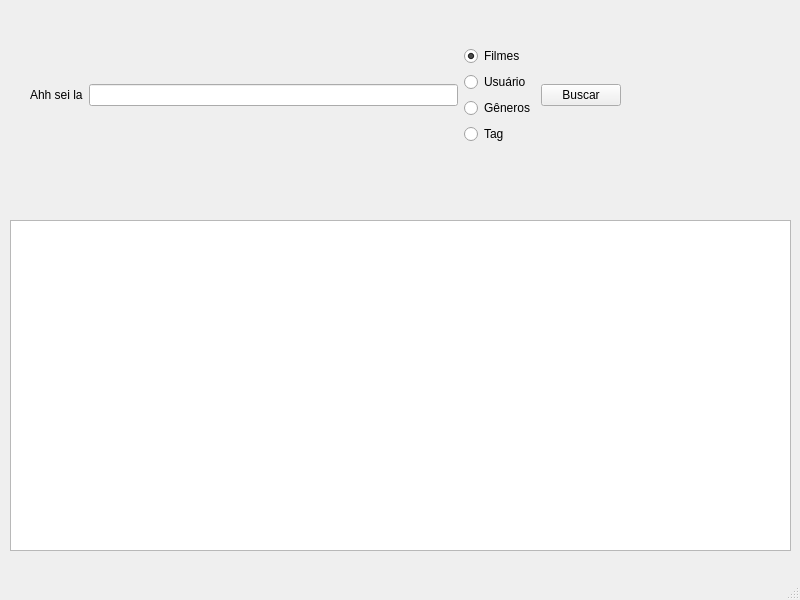
This is src/mainwindow.ui in fernandozanutto/trabfinal_cpd as Qt 5 draws it before an edit. The edited form follows.
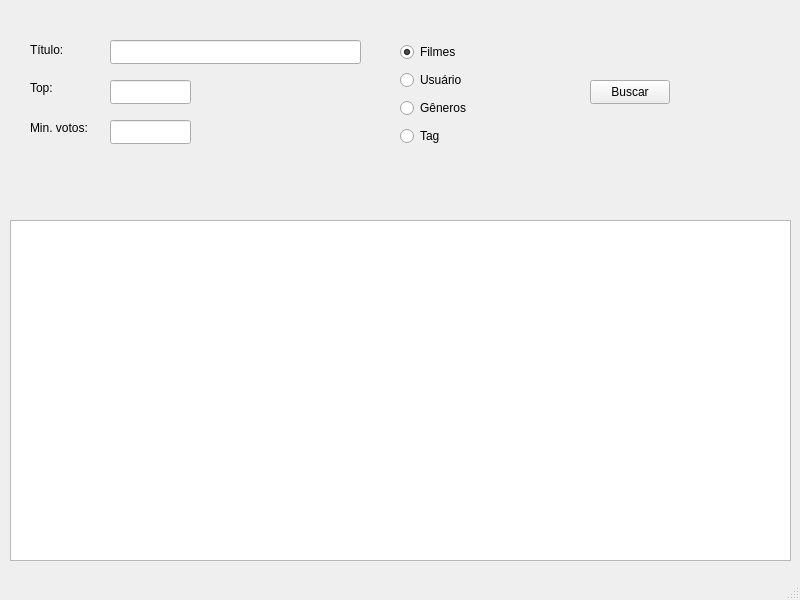
This is the edited form.

Commit message: GUI etc etc

```diff
--- a/src/mainwindow.ui
+++ b/src/mainwindow.ui
@@ -20,7 +20,7 @@
       <x>10</x>
       <y>220</y>
       <width>781</width>
-      <height>331</height>
+      <height>341</height>
      </rect>
     </property>
     <property name="minimumSize">
@@ -39,27 +39,15 @@
      <bool>true</bool>
     </property>
    </widget>
-   <widget class="QWidget" name="">
+   <widget class="QWidget" name="layoutWidget">
     <property name="geometry">
      <rect>
-      <x>30</x>
+      <x>400</x>
       <y>40</y>
-      <width>591</width>
-      <height>110</height>
+      <width>77</width>
+      <height>108</height>
      </rect>
     </property>
-    <layout class="QGridLayout" name="gridLayout">
-     <item row="0" column="0">
-      <widget class="QLabel" name="label">
-       <property name="text">
-        <string>Ahh sei la</string>
-       </property>
-      </widget>
-     </item>
-     <item row="0" column="1">
-      <widget class="QLineEdit" name="lineEdit"/>
-     </item>
-     <item row="0" column="2">
       <layout class="QVBoxLayout" name="verticalLayout">
        <item>
         <widget class="QRadioButton" name="radioButton_3">
@@ -93,15 +81,88 @@
         </widget>
        </item>
       </layout>
-     </item>
-     <item row="0" column="3">
+   </widget>
       <widget class="QPushButton" name="pushButton">
+    <property name="geometry">
+     <rect>
+      <x>590</x>
+      <y>80</y>
+      <width>80</width>
+      <height>24</height>
+     </rect>
+    </property>
        <property name="text">
         <string>Buscar</string>
        </property>
       </widget>
-     </item>
-    </layout>
+   <widget class="QLabel" name="label">
+    <property name="geometry">
+     <rect>
+      <x>30</x>
+      <y>42</y>
+      <width>71</width>
+      <height>16</height>
+     </rect>
+    </property>
+    <property name="text">
+     <string>Título:</string>
+    </property>
+   </widget>
+   <widget class="QLineEdit" name="lineEdit">
+    <property name="geometry">
+     <rect>
+      <x>110</x>
+      <y>40</y>
+      <width>251</width>
+      <height>24</height>
+     </rect>
+    </property>
+   </widget>
+   <widget class="QLabel" name="label_2">
+    <property name="geometry">
+     <rect>
+      <x>30</x>
+      <y>80</y>
+      <width>26</width>
+      <height>16</height>
+     </rect>
+    </property>
+    <property name="text">
+     <string>Top:</string>
+    </property>
+   </widget>
+   <widget class="QLineEdit" name="lineEdit_2">
+    <property name="geometry">
+     <rect>
+      <x>110</x>
+      <y>80</y>
+      <width>81</width>
+      <height>24</height>
+     </rect>
+    </property>
+   </widget>
+   <widget class="QLabel" name="label_3">
+    <property name="geometry">
+     <rect>
+      <x>30</x>
+      <y>120</y>
+      <width>64</width>
+      <height>16</height>
+     </rect>
+    </property>
+    <property name="text">
+     <string>Min. votos:</string>
+    </property>
+   </widget>
+   <widget class="QLineEdit" name="lineEdit_3">
+    <property name="geometry">
+     <rect>
+      <x>110</x>
+      <y>120</y>
+      <width>81</width>
+      <height>24</height>
+     </rect>
+    </property>
    </widget>
   </widget>
   <widget class="QMenuBar" name="menubar">
```
Left out of the diff: 2 changed lines with no effect on the pictures. Lines whose indentation alone changed are shown as unchanged. The commit also changes 5 other files.
